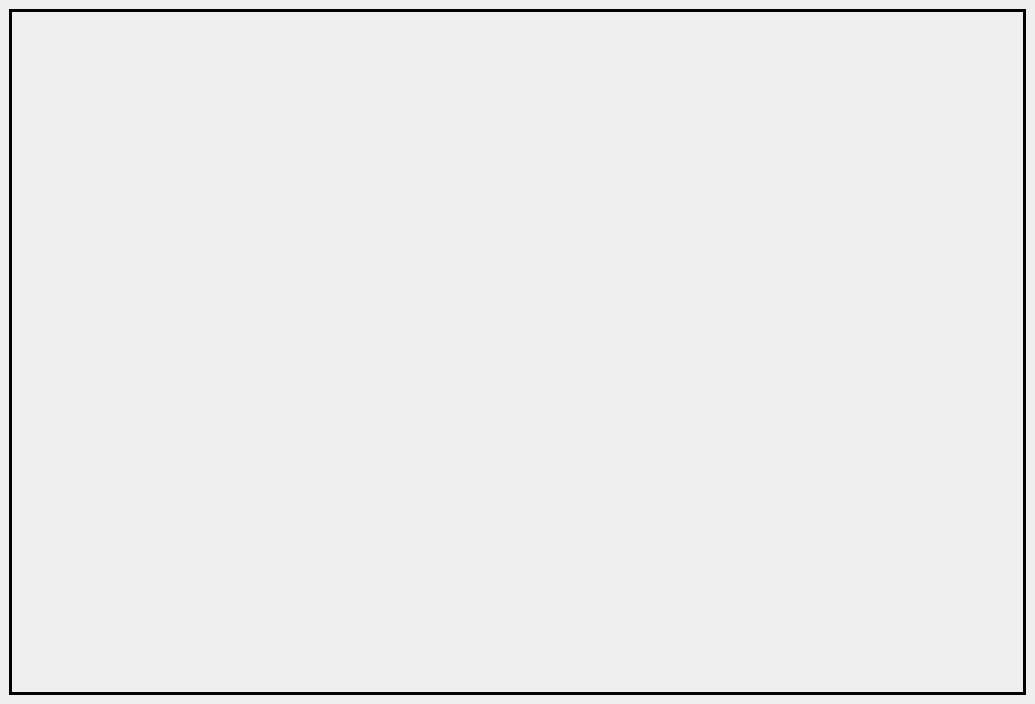
Qt form UI/PlotSubWindow.ui (peipan/charge_station) before a commit.
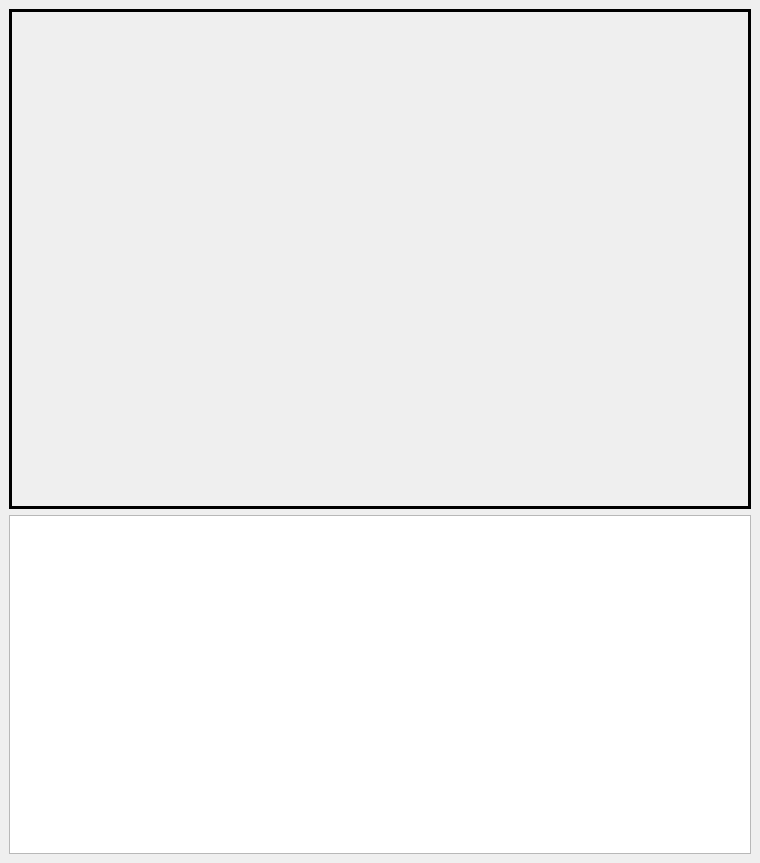
The same form after that commit.

Commit message: plot窗口画至plotsub

```diff
--- a/UI/PlotSubWindow.ui
+++ b/UI/PlotSubWindow.ui
@@ -6,17 +6,23 @@
    <rect>
     <x>0</x>
     <y>0</y>
-    <width>1035</width>
-    <height>704</height>
+    <width>760</width>
+    <height>863</height>
    </rect>
   </property>
   <property name="windowTitle">
    <string>MainWindow</string>
   </property>
   <widget class="QWidget" name="centralwidget">
-   <layout class="QHBoxLayout" name="horizontalLayout">
-    <item>
+   <layout class="QGridLayout" name="gridLayout">
+    <item row="0" column="0">
      <widget class="QFrame" name="frame_5">
+      <property name="minimumSize">
+       <size>
+        <width>0</width>
+        <height>500</height>
+       </size>
+      </property>
       <property name="frameShape">
        <enum>QFrame::Box</enum>
       </property>
@@ -28,6 +34,16 @@
       </property>
      </widget>
     </item>
+    <item row="1" column="0">
+     <widget class="QTableView" name="tableView">
+      <property name="sizePolicy">
+       <sizepolicy hsizetype="Preferred" vsizetype="Preferred">
+        <horstretch>0</horstretch>
+        <verstretch>0</verstretch>
+       </sizepolicy>
+      </property>
+     </widget>
+    </item>
    </layout>
   </widget>
  </widget>
```
The commit also changes 34 other files.
